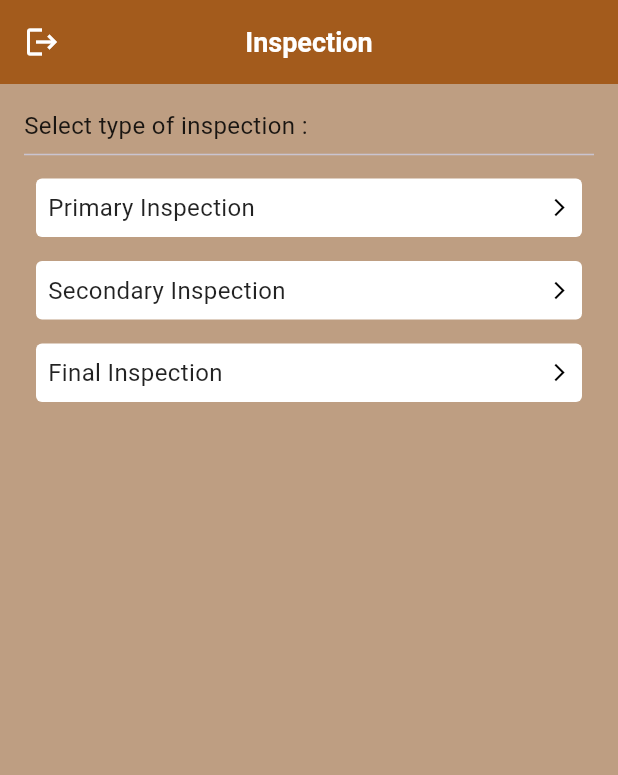
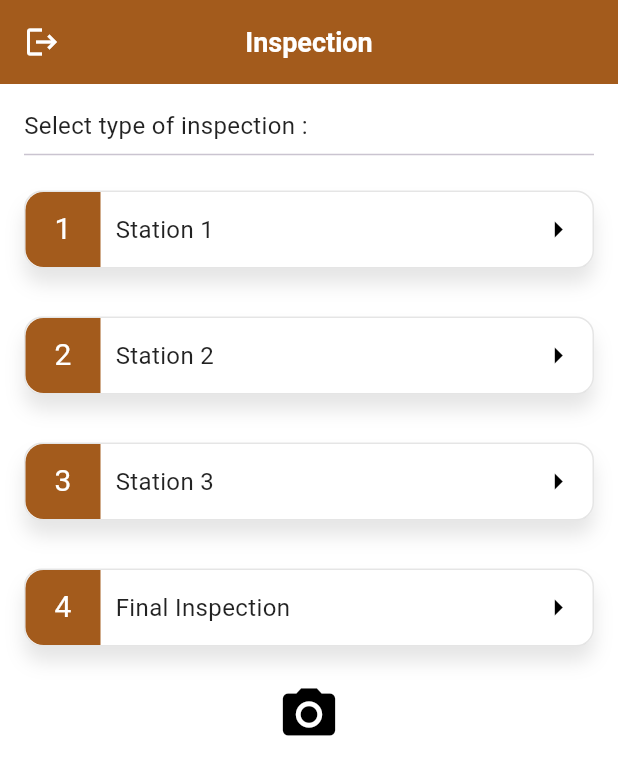
Before and after one commit to ameya730/voice_inspection, a Flutter app: the PageHome screen opened directly, on a phone screen of 412 x 824 dp. Shown: the top 775 px of the screen. Run offline on Flutter 3.47's test engine with Material 3 defaults, Android fonts, the phone set to English and light mode, and no system bars; drawn by our look-alikes of auto_size_text; our stand-ins replace audioplayers, expandable, flutter_svg, flutter_tts, image_picker, page_transition and 2 more; missing offline and left inert: barcode_newland_flutter, mobile_scanner, multiple_image_camera, record, vosk_flutter; accounts and stored records are empty; network calls fail.

Commit message:
9thMay2025

```diff
--- a/lib/features/checksheets/models/m_check_sheet.dart
+++ b/lib/features/checksheets/models/m_check_sheet.dart
@@ -8,6 +8,7 @@ class MCheckSheet {
   List<CheckSheetDetails>? details;
   String? status;
   String? recordedPath;
+  int? station;
 
   MCheckSheet({
     this.gROUPID,
@@ -17,6 +18,7 @@ class MCheckSheet {
     this.details,
     this.status,
     this.recordedPath,
+    this.station,
   });
 
   MCheckSheet.fromJson(Map<String, dynamic> json) {
@@ -24,7 +26,7 @@ class MCheckSheet {
     sKU = json['SKU'];
     gROUP = json['GROUP'];
     sEQUENCE = json['SEQUENCE'];
-
+    station = json['station'];
     if (json['CHECKSHEETDET'] != null) {
       details = <CheckSheetDetails>[];
       json['CHECKSHEETDET'].forEach((v) {
--- /dev/null
+++ b/lib/features/image_capture/widgets/single_image_capture.dart
@@ -0,0 +1,66 @@
+import 'dart:io';
+
+import 'package:flutter/material.dart';
+import 'package:image_picker/image_picker.dart';
+
+class SingleImageCapture extends StatefulWidget {
+  const SingleImageCapture({
+    super.key,
+    required this.onCapture,
+  });
+  final Function(XFile) onCapture;
+
+  @override
+  State<SingleImageCapture> createState() => _SingleImageCaptureState();
+}
+
+class _SingleImageCaptureState extends State<SingleImageCapture> {
+  XFile? image;
+
+  Future<void> _captureImage() async {
+    final pickedFile = await ImagePicker().pickImage(
+      source: ImageSource.camera,
+    );
+    if (pickedFile != null) {
+      setState(() {
+        image = pickedFile;
+        widget.onCapture(image!);
+      });
+    }
+  }
+
+  _deleteImage() {
+    setState(() {
+      image = null;
+    });
+  }
+
+  @override
+  Widget build(BuildContext context) {
+    if (image == null) {
+      return IconButton(
+        onPressed: _captureImage,
+        icon: const Icon(Icons.photo_camera, size: 42),
+      );
+    }
+
+    return Stack(
+      alignment: Alignment.topRight,
+      children: [
+        Image.file(
+          File(image!.path),
+          width: MediaQuery.of(context).size.width * 0.27,
+          height: MediaQuery.of(context).size.width * 0.27,
+        ),
+        IconButton(
+          onPressed: _deleteImage,
+          icon: const Icon(
+            Icons.delete,
+            color: Colors.red,
+            size: 24,
+          ),
+        ),
+      ],
+    );
+  }
+}
--- a/lib/features/scanner/widgets/w_scan_qr.dart
+++ b/lib/features/scanner/widgets/w_scan_qr.dart
@@ -23,11 +23,13 @@ class _WDScanQRState extends State<WDScanQR> {
 
   onDetect(BarcodeCapture capture) {
     if (scannedVal != null) return;
+    scannedVal = capture.toString();
     final List<Barcode> barcodes = capture.barcodes;
     for (final barcode in barcodes) {
       if (mounted) setState(() {});
       widget.returnValue(barcode.rawValue);
     }
+    scannedVal = null;
     if (context.mounted) Navigator.pop(context);
   }
 
@@ -49,7 +51,7 @@ class _WDScanQRState extends State<WDScanQR> {
   }
 
   openScanner() async {
-    await showModalBottomSheet(
+    await showDialog(
       context: context,
       builder: (context) => ClipRRect(
         borderRadius: BorderRadius.circular(8),
--- a/lib/features/upload/services/s_upload.dart
+++ b/lib/features/upload/services/s_upload.dart
@@ -8,14 +8,13 @@ mixin UploadService {
 
   Future upload(File file) async {
     String fileName = file.path.split('/').last;
-    print(file.path.split('.').last);
-    print(file);
+
     try {
       return await supa.storage.from(bucketName).upload(
           '$rejectionAudioBasePath/$fileName', file,
           fileOptions: FileOptions(contentType: 'audio/wav'));
     } catch (e) {
-      print(e);
+
       return false;
     }
   }
--- a/lib/pages/01_login/login.dart
+++ b/lib/pages/01_login/login.dart
@@ -1,5 +1,4 @@
 import 'package:flutter/material.dart';
-import 'package:flutter_svg/flutter_svg.dart';
 import 'package:voice_poc_other/pages/01_login/s_login.dart';
 import 'package:voice_poc_other/widgets/buttons/button_with_loader.dart';
 import 'package:voice_poc_other/widgets/labels/w_label.dart';
--- a/lib/pages/02_home/home.dart
+++ b/lib/pages/02_home/home.dart
@@ -1,4 +1,10 @@
+import 'dart:io';
+
 import 'package:flutter/material.dart';
+import 'package:multiple_image_camera/camera_file.dart';
+import 'package:multiple_image_camera/multiple_image_camera.dart';
+import 'package:voice_poc_other/features/image_capture/widgets/mutli_image_capture.dart';
+import 'package:voice_poc_other/features/image_capture/widgets/single_image_capture.dart';
 import 'package:voice_poc_other/pages/02_home/s_home.dart';
 import 'package:voice_poc_other/services/auth/auth_service.dart';
 import 'package:voice_poc_other/services/routes/c_routes.dart';
@@ -17,18 +23,18 @@ class PageHome extends StatefulWidget {
 
 class _PageHomeState extends State<PageHome> {
   final service = HomeServices();
+  List<MediaModel> images = [];
 
-  @override
-  void initState() {
-    WidgetsBinding.instance.addPostFrameCallback((_) => setup());
-    super.initState();
-  }
-
-  setup() async {}
+  navigateToInspection(int? i) => Navigator.pushNamed(
+        context,
+        Routes.preDeliveryInspection.path,
+        arguments: i,
+      );
 
   @override
   Widget build(BuildContext context) {
     return Scaffold(
+      backgroundColor: Colors.white,
       appBar: AppBar(
         leading: InkWell(
           onTap: () async {
@@ -56,14 +62,30 @@ class _PageHomeState extends State<PageHome> {
           children: [
             WDLabel(label: 'Select type of inspection : '),
             const Divider(),
-            InspectionTypeCard(heading: 'Primary Inspection', onclick: () {}),
-            InspectionTypeCard(heading: 'Secondary Inspection', onclick: () {}),
             InspectionTypeCard(
+              index: 1,
+              heading: 'Station 1',
+              onclick: () => navigateToInspection(1),
+            ),
+            InspectionTypeCard(
+              index: 2,
+              heading: 'Station 2',
+              onclick: () => navigateToInspection(2),
+            ),
+            InspectionTypeCard(
+              index: 3,
+              heading: 'Station 3',
+              onclick: () => navigateToInspection(3),
+            ),
+            InspectionTypeCard(
+              index: 4,
               heading: 'Final Inspection',
-              onclick: () => Navigator.pushNamed(
-                context,
-                Routes.preDeliveryInspection.path,
-              ),
+              onclick: () => navigateToInspection(null),
+            ),
+            SingleImageCapture(
+              onCapture: (e) {
+                print(e);
+              },
             ),
           ],
         ),
--- a/lib/pages/03_pre_delivery/s_pre_delivery.dart
+++ b/lib/pages/03_pre_delivery/s_pre_delivery.dart
@@ -9,6 +9,7 @@ import 'package:voice_poc_other/features/speech_to_text/services/s_speech_to_tex
 import 'package:voice_poc_other/features/text_to_speech/services/s_text_to_speech.dart';
 import 'package:voice_poc_other/features/upload/services/s_upload.dart';
 import 'package:voice_poc_other/features/vin/services/s_vin.dart';
+import 'package:voice_poc_other/widgets/labels/w_label.dart';
 
 class PreDeliveryServices extends CheckSheetService
     with
@@ -18,6 +19,10 @@ class PreDeliveryServices extends CheckSheetService
         VinMixin,
         UploadService,
         ChangeNotifier {
+  // Basic loader parameter
+  bool _isLoading = false;
+  bool get isLoading => _isLoading;
+
   // Scan a QR code to get the vehicle identification number
   String _vin = '';
   String get vin => _vin;
@@ -52,12 +57,18 @@ class PreDeliveryServices extends CheckSheetService
   int _currentIndex = 0;
   int get currentIndex => _currentIndex;
 
+  int? _station;
+  int? get station => _station;
+  set setStation(int? i) => _station = i;
+
   // Function to fetch the checklist
-  Future getCheckList() async {
+  Future getCheckList(BuildContext context) async {
+    _isLoading = true;
+    notifyListeners();
+
     // Primarily check if the vin has already been inspected or not
-    bool check = await isVinOkToInspect(vin);
-    if (check == false) return false;
-
+    bool check = await isVinOkToInspect(vin, _station);
+    if (check != false) {
       // First insert the vin in the database [vinsku master]
       await insertVinInDb(vin);
 
@@ -67,8 +78,24 @@ class PreDeliveryServices extends CheckSheetService
 
       if (_sku.isNotEmpty) {
         _checkList = await getCheckSheetList(sku);
+
+        if (_station != null) {
+          _checkList.removeWhere((e) => e.station != _station);
+        }
+      }
+    } else {
+      if (context.mounted) {
+        ScaffoldMessenger.of(context).showSnackBar(
+          SnackBar(
+            content: WDLabel(
+              label: 'This VIN has already been inspected.',
+            ),
+          ),
+        );
+      }
     }
 
+    _isLoading = false;
     notifyListeners();
     return;
   }
@@ -264,6 +291,7 @@ class PreDeliveryServices extends CheckSheetService
           'EMP_ID': super.supa.auth.currentUser?.id,
           'DT_TM': DateTime.now().toIso8601String(),
           'AudioFilePath': audioFilePath != false ? (audioFilePath ?? '') : '',
+          'station': _station,
         };
         list.add(map);
       }
@@ -287,7 +315,6 @@ class PreDeliveryServices extends CheckSheetService
     setTempPath = '';
     setFinalPath = '';
 
-    notifyListeners();
     return;
   }
 
--- a/lib/services/data/s_data.dart
+++ b/lib/services/data/s_data.dart
@@ -19,7 +19,8 @@ mixin DataServices {
         case APIs.getCheckSheetList:
           return await supa
               .from('CHECKSHEETMAST')
-              .select('GROUP_ID,SKU,GROUP,SEQUENCE,CHECKSHEETDET!inner(*)')
+              .select(
+                  'GROUP_ID,SKU,GROUP,SEQUENCE,station,CHECKSHEETDET!inner(*)')
               .eq('SKU', params[0]);
 
         default:
--- a/lib/widgets/labels/w_label.dart
+++ b/lib/widgets/labels/w_label.dart
@@ -8,18 +8,22 @@ class WDLabel extends StatelessWidget {
     this.isFlexible,
     this.style,
     this.textAlign,
+    this.isExpanded,
   });
   final String label;
   final bool? isFlexible;
   final TextStyle? style;
   final TextAlign? textAlign;
+  final bool? isExpanded;
 
   @override
   Widget build(BuildContext context) {
     if (isFlexible == true) {
       return Flexible(child: AutoSizeText(label, style: style));
     }
-
+    if (isExpanded == true) {
+      return Expanded(child: AutoSizeText(label, style: style));
+    }
     return AutoSizeText(
       label,
       style: style,
--- a/lib/widgets/pages/home/w_display_inspection_types.dart
+++ b/lib/widgets/pages/home/w_display_inspection_types.dart
@@ -3,9 +3,10 @@
 
 class InspectionTypeCard extends StatefulWidget {
   const InspectionTypeCard(
-      {super.key, required this.heading, required this.onclick});
+      {super.key, required this.heading, required this.onclick, required this.index});
   final String heading;
   final Function() onclick;
+  final int index;
 
   @override
   State<InspectionTypeCard> createState() => _InspectionTypeCardState();
@@ -17,22 +18,48 @@
     return InkWell(
       onTap: widget.onclick,
       child: Padding(
-        padding: const EdgeInsets.all(8.0),
+        padding: const EdgeInsets.symmetric(vertical: 16.0),
         child: Container(
           decoration: BoxDecoration(
             color: Colors.white,
-            borderRadius: BorderRadius.circular(4),
+            borderRadius: BorderRadius.circular(12),
+            border: Border.all(color: Colors.black.withOpacity(0.1)),
+            boxShadow: [BoxShadow(color: Colors.black.withOpacity(0.1), blurRadius: 10, offset: Offset(0, 10),),],
           ),
-          padding: const EdgeInsets.all(8),
           child: Row(
             mainAxisAlignment: MainAxisAlignment.spaceBetween,
             children: [
-              WDLabel(label: widget.heading, isFlexible: true),
+              Container(
+                width: 50,
+                height: 50,
+                decoration: BoxDecoration(
+                  color: Theme.of(context).appBarTheme.backgroundColor,
+                  borderRadius: BorderRadius.only(
+                    topLeft: Radius.circular(12),
+                    bottomLeft: Radius.circular(12),
+                  ),
+                ),
+                alignment: Alignment.center,
+                child: Text(
+                  widget.index.toString(),
+                  textAlign: TextAlign.center,
+                  style: TextStyle(color: Colors.white, fontSize: 20),
+                ),
+              ),
+              const SizedBox(width: 10),
+              Expanded(
+                child: WDLabel(
+                  label: widget.heading,
+                  isExpanded: true,
+                  textAlign: TextAlign.left,
+                ),
+              ),
               Icon(
-                Icons.arrow_forward_ios,
-                size: 14,
+                Icons.arrow_right,
+                size: 26,
                 color: Colors.black,
-              )
+              ),
+              const SizedBox(width: 10),
             ],
           ),
         ),
--- a/pubspec.yaml
+++ b/pubspec.yaml
@@ -51,6 +51,8 @@ dependencies:
   timelines_plus: ^1.0.3
   expandable: ^5.0.1
   flutter_svg: ^2.0.9
+  multiple_image_camera: ^0.0.2
+  image_picker: ^1.1.2
 
 dev_dependencies:
   flutter_test:
```
Also changed, not shown: lib/features/checksheets/widgets/w_display_card.dart (+36 -9 lines), lib/features/image_capture/widgets/mutli_image_capture.dart (added, +85 -0 lines), lib/features/speech_to_text/services/s_speech_to_text.dart (+10 -4 lines), lib/features/vin/services/s_vin.dart (+10 -6 lines), lib/pages/03_pre_delivery/inspect_pre_delivery.dart (+29 -25 lines), pubspec.lock, 6 other files. Lines whose indentation alone changed are shown as unchanged.
